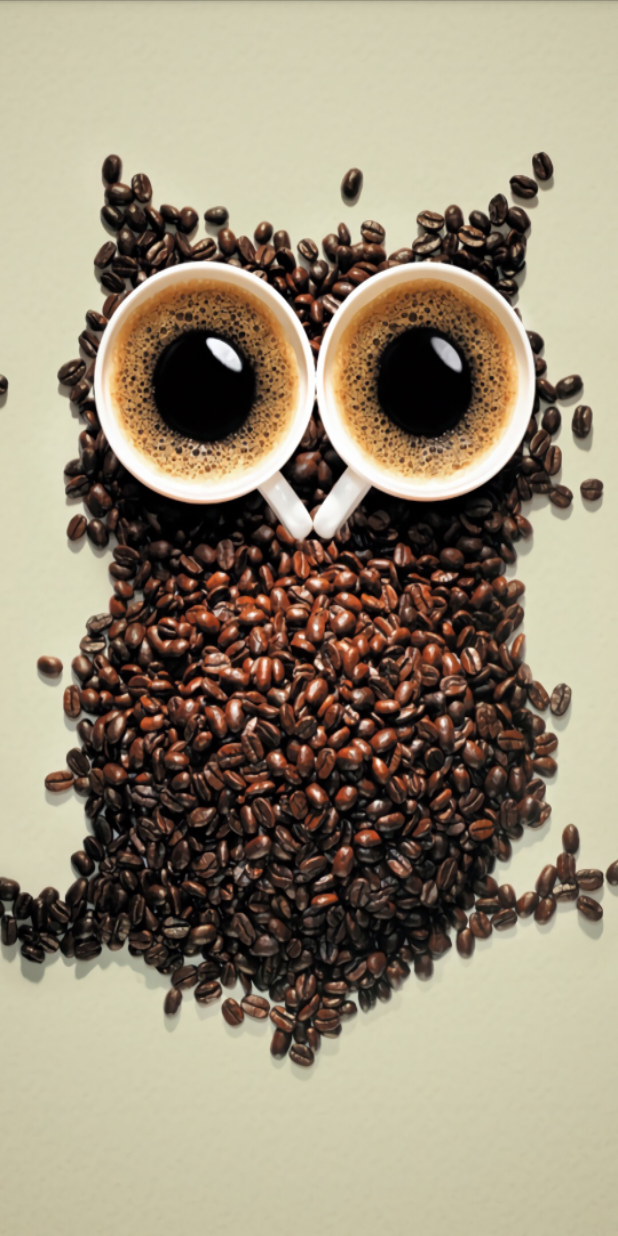
After one commit to StoreManager/ManagerStore, an Android app: the SplashScreenActivity screen opened directly, with no data from a screen before it, on a phone screen of 412 x 824 dp. The commit adds this screen. Run offline under Robolectric (Android 15) with nearby library versions, the phone set to English and light mode, and no system bars.

Commit message:
modify login and register

```diff
--- a/app/src/main/java/com/cottee/managerstore/activity1/RegisterPasswordActivity.java
+++ b/app/src/main/java/com/cottee/managerstore/activity1/RegisterPasswordActivity.java
@@ -62,6 +62,8 @@ public class RegisterPasswordActivity extends Activity {
                             pwsManage.finishUserRegister(emailAddress,etInputPWD);
 
                             Intent intent = new Intent(RegisterPasswordActivity.this,RegisterFinishActivity.class);
+                            intent.putExtra("email", emailAddress);
+                            intent.putExtra("pwd", etInputPWD);
                             startActivity(intent);
                         }
                         else {
--- /dev/null
+++ b/app/src/main/java/com/cottee/managerstore/activity1/SplashScreenActivity.java
@@ -0,0 +1,47 @@
+package com.cottee.managerstore.activity1;
+
+import android.app.Activity;
+import android.os.Bundle;
+import android.os.Handler;
+import android.support.annotation.Nullable;
+
+import com.cottee.managerstore.R;
+import com.cottee.managerstore.handle.LoginRegisterInformationHandle;
+import com.cottee.managerstore.manage.UserManage;
+import com.cottee.managerstore.properties.Properties;
+
+/**
+ * Created by Administrator on 2017/12/3.
+ */
+
+public class SplashScreenActivity extends Activity {
+
+    private LoginRegisterInformationHandle handle;
+
+    @Override
+    protected void onCreate(@Nullable Bundle savedInstanceState) {
+        super.onCreate(savedInstanceState);
+        setContentView(R.layout.activity_splashscreen);
+
+        handle = new LoginRegisterInformationHandle(SplashScreenActivity.this,"");
+
+
+        new Handler().postDelayed(new Runnable() {
+            @Override
+            public void run() {
+                if (UserManage.getInstance().hasUserInfo(SplashScreenActivity.this))//自动登录判断，SharePrefences中有数据，则跳转到主页，没数据则跳转到登录页
+                {
+                    handle.sendEmptyMessageDelayed(Properties.TO_HOME, 2000);
+
+                } else {
+                    handle.sendEmptyMessageAtTime(Properties.TO_LOGIN, 2000);
+
+                }
+                overridePendingTransition(R.anim.right_in, R.anim.left_out);
+                finish();
+            }
+        },1000*2);
+
+
+    }
+}
--- a/app/src/main/java/com/cottee/managerstore/properties/Properties.java
+++ b/app/src/main/java/com/cottee/managerstore/properties/Properties.java
@@ -22,5 +22,9 @@ public class Properties {
     public static final int REQUEST_ADDRESS = 2;
     public static final int REQUEST_CAMERA = 3;
 
+    public static final int TO_HOME = 10;
+    public static final int TO_LOGIN = 11;
+
+
 
 }
--- a/app/src/main/res/layout/activity_registerstore.xml
+++ b/app/src/main/res/layout/activity_registerstore.xml
@@ -11,6 +11,12 @@
         android:layout_height="90dp"
         android:background="@color/purplishblue"
         android:orientation="horizontal">
+
+        <Button
+            android:layout_width="wrap_content"
+            android:layout_height="wrap_content"
+            android:id="@+id/btn_user_exit"
+            android:text="退出"/>
 
         <de.hdodenhof.circleimageview.CircleImageView
             android:layout_width="wrap_content"
--- /dev/null
+++ b/app/src/main/res/layout/activity_splashscreen.xml
@@ -0,0 +1,16 @@
+<?xml version="1.0" encoding="utf-8"?>
+<LinearLayout xmlns:android="http://schemas.android.com/apk/res/android"
+                                             android:layout_width="match_parent"
+                                             android:layout_height="match_parent"
+                                            android:gravity="center">
+
+
+                <ImageView
+                    android:layout_width="match_parent"
+                    android:layout_height="match_parent"
+                    android:background="@mipmap/img_coffee"/>
+
+
+
+
+</LinearLayout>
```
Also changed, not shown: app/src/main/AndroidManifest.xml (+17 -8 lines), app/src/main/java/com/cottee/managerstore/activity/RegisterStoreActivity.java (+32 -0 lines), app/src/main/java/com/cottee/managerstore/activity1/BossLoginActivity.java (+23 -0 lines), app/src/main/java/com/cottee/managerstore/activity1/ForgetPasswordActivity.java (+8 -1 lines), app/src/main/java/com/cottee/managerstore/activity1/RegisterFinishActivity.java (+17 -1 lines), app/src/main/java/com/cottee/managerstore/bean/UserInfo.java (added, +30 -0 lines), app/src/main/java/com/cottee/managerstore/handle/LoginRegisterInformationHandle.java (+16 -0 lines), app/src/main/java/com/cottee/managerstore/manage/UserManage.java (added, +78 -0 lines), app/src/main/res/mipmap-xxhdpi/img_coffee.jpg (added).
